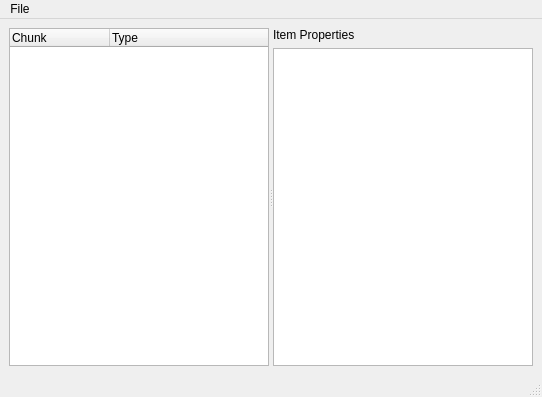
First picture: the form in mainwindow.ui, repository RigoLigoRLC/ddiview, before the edit.
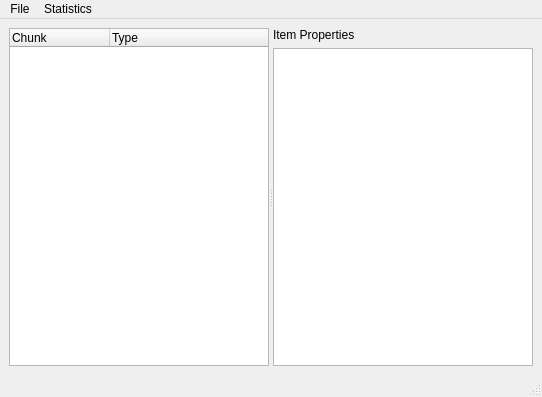
Second picture: the form after the edit.

Commit message: Added statistics menu (no code logic yet)

What changed in the file:
```diff
--- a/mainwindow.ui
+++ b/mainwindow.ui
@@ -98,7 +98,14 @@
     <addaction name="separator"/>
     <addaction name="actionExit"/>
    </widget>
+   <widget class="QMenu" name="menuStatistics">
+    <property name="title">
+     <string>Statistics</string>
+    </property>
+    <addaction name="actionPropDist"/>
+   </widget>
    <addaction name="menuOpen"/>
+   <addaction name="menuStatistics"/>
   </widget>
   <widget class="QStatusBar" name="statusbar"/>
   <action name="actionOpen">
```
Left out of the diff: 8 changed lines with no effect on the pictures. The commit also changes 2 other files.
